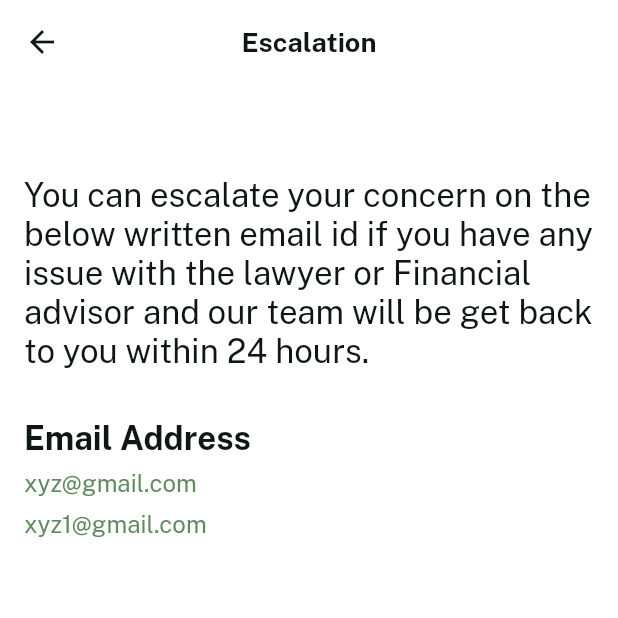
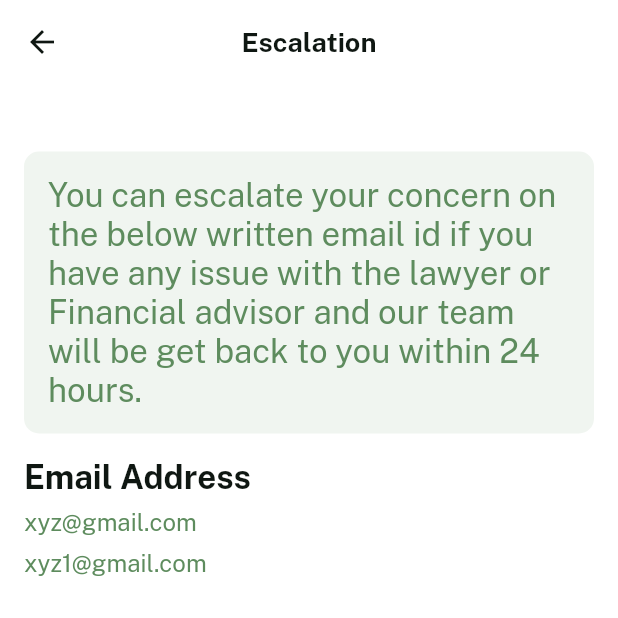
Before and after one commit to Anuj-Rai12/settle_loan, a Flutter app: the EscalationScreen screen opened by its route, on a phone screen of 412 x 824 dp, the top half of it. Run offline on Flutter 3.47's test engine with Material 2 defaults, Android fonts, the phone set to English and light mode, and no system bars; our stand-ins replace flutter_bloc, percent_indicator, shared_preferences; missing offline and left inert: sealed_flutter_bloc; accounts and stored records are empty.

Commit message:
Resolved the EscalationScreen.dart status:Successfully

```diff
--- a/lib/presentaion/ui/EscalationScreen.dart
+++ b/lib/presentaion/ui/EscalationScreen.dart
@@ -32,14 +32,18 @@ class _EscalationScreenState extends State<EscalationScreen> {
         crossAxisAlignment: CrossAxisAlignment.start,
         children: [
           Container(
+            decoration: const BoxDecoration(
+                color: Color(editTextBg),
+                borderRadius: BorderRadius.all(Radius.circular(10))
+            ),
             padding: const EdgeInsets.only(top: 16,left: 16,right: 16,bottom: 16),
-            margin: const EdgeInsets.only(top: 45),
+            margin: const EdgeInsets.only(top: 45,right: 16,left: 16),
             child: const Text(
               "You can escalate your concern on the below written email id if you have any issue with the lawyer or Financial advisor and our team will be get back to you within 24 hours.",
               style: TextStyle(
                   fontFamily: publicSansReg,
                   fontSize: 22,
-                  color: Color(textColor),
+                  color: Color(editTextColor),
                   ),
             ),
           ),
```
